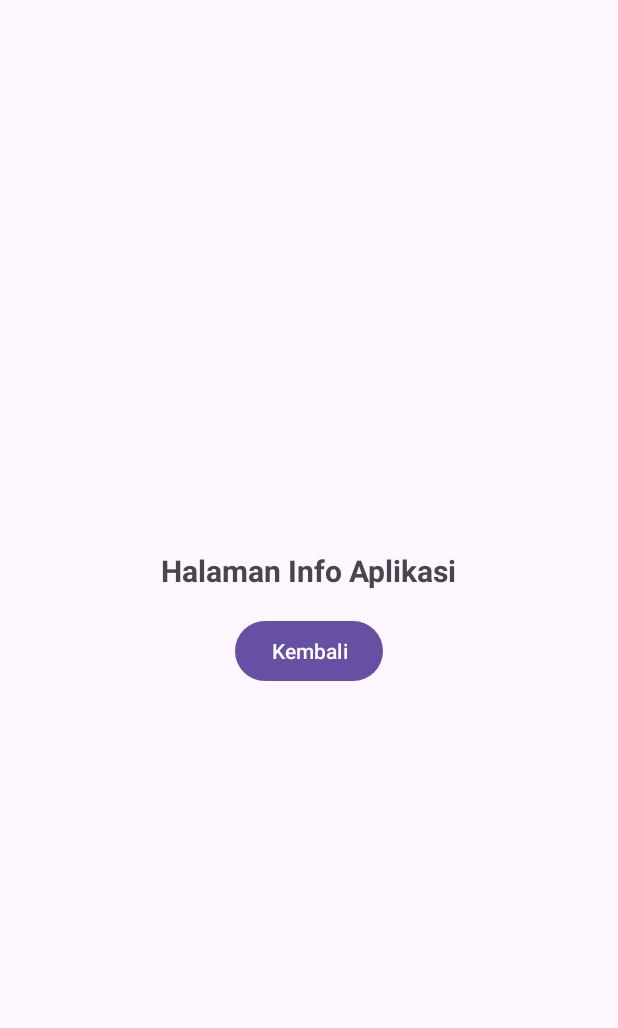
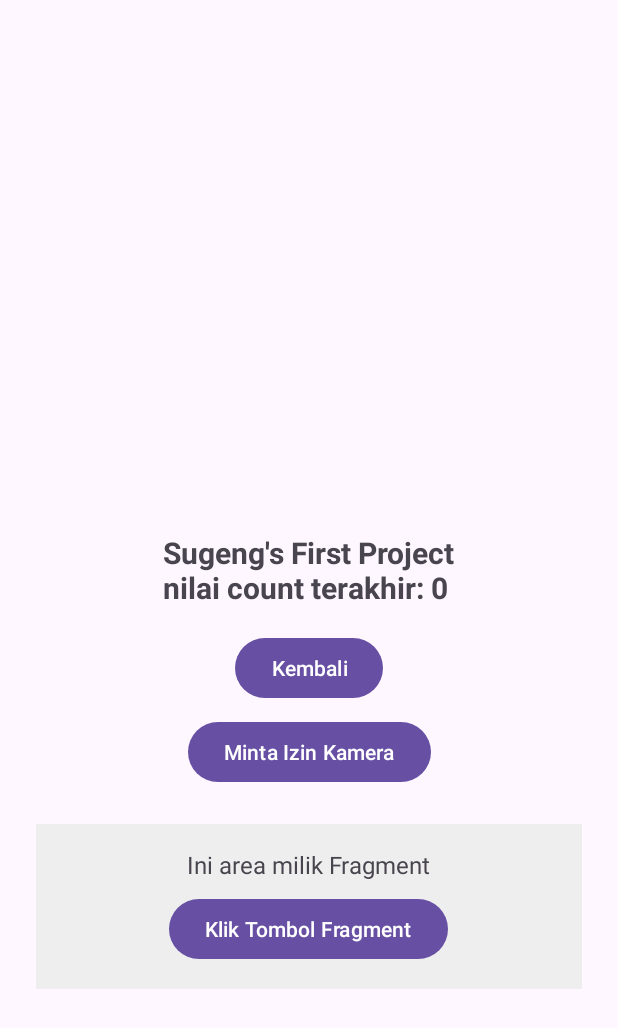
Before and after one commit to sugengharianto123/belajar-android, an Android app: the InfoActivity screen opened directly, with no data from a screen before it, on a phone screen of 412 x 824 dp. Shown: the top 1028 px of the screen. Run offline under Robolectric (Android 15) with nearby library versions, the phone set to English and light mode, and no system bars.

Commit message:
feat: ujicoba

```diff
--- a/app/src/main/AndroidManifest.xml
+++ b/app/src/main/AndroidManifest.xml
@@ -1,6 +1,12 @@
 <?xml version="1.0" encoding="utf-8"?>
 <manifest xmlns:android="http://schemas.android.com/apk/res/android"
     xmlns:tools="http://schemas.android.com/tools">
+    <uses-feature
+        android:name="android.hardware.camera"
+        android:required="false" />
+    <uses-permission android:name="android.permission.INTERNET"/>
+    <uses-permission android:name="android.permission.CAMERA"/>
+
 
     <application
         android:allowBackup="true"
--- /dev/null
+++ b/app/src/main/java/com/example/sugengsfirstproject/CatatanFragment.java
@@ -0,0 +1,31 @@
+package com.example.sugengsfirstproject;
+
+import android.os.Bundle;
+import android.view.View;
+import android.widget.Button;
+import android.widget.TextView;
+import android.widget.Toast;
+
+import androidx.annotation.NonNull;
+import androidx.annotation.Nullable;
+import androidx.fragment.app.Fragment;
+
+public class CatatanFragment extends Fragment {
+
+    public CatatanFragment() {
+        super(R.layout.fragment_catatan);
+    }
+
+    @Override
+    public void onViewCreated(@NonNull View view, @Nullable Bundle savedInstanceState) {
+        super.onViewCreated(view, savedInstanceState);
+
+        TextView tvCatatan = view.findViewById(R.id.tvCatatan);
+        Button btnUbahCatatan = view.findViewById(R.id.btnUbahCatatan);
+
+        btnUbahCatatan.setOnClickListener(v -> {
+            tvCatatan.setText("Teks ini diubah dari dalam Fragment!");
+            Toast.makeText(requireContext(), "Tombol Fragment diklik!", Toast.LENGTH_SHORT).show();
+        });
+    }
+}
--- a/app/src/main/java/com/example/sugengsfirstproject/InfoActivity.java
+++ b/app/src/main/java/com/example/sugengsfirstproject/InfoActivity.java
@@ -9,10 +9,29 @@ import androidx.core.graphics.Insets;
 import androidx.core.view.ViewCompat;
 import androidx.core.view.WindowInsetsCompat;
 
+import android.widget.TextView;
+
+import android.Manifest;
+import android.content.pm.PackageManager;
+import android.widget.Toast;
+
+import androidx.activity.result.ActivityResultLauncher;
+import androidx.activity.result.contract.ActivityResultContracts;
+import androidx.core.content.ContextCompat;
+
 public class InfoActivity extends AppCompatActivity {
+
+    private final ActivityResultLauncher<String> izinKameraLauncher = registerForActivityResult(new ActivityResultContracts.RequestPermission(), isGranted -> {
+        if (isGranted) {
+            Toast.makeText(InfoActivity.this, "Izin Kamera DIBERIKAN!", Toast.LENGTH_SHORT).show();
+        } else {
+            Toast.makeText(InfoActivity.this, "Izin Kamera DITOLAK!", Toast.LENGTH_SHORT).show();
+        }
+    });
 
     @Override
     protected void onCreate(Bundle savedInstanceState) {
+
         super.onCreate(savedInstanceState);
         EdgeToEdge.enable(this);
         setContentView(R.layout.activity_info);
@@ -23,7 +42,34 @@ public class InfoActivity extends AppCompatActivity {
             return insets;
         });
 
+        TextView tvInfoJudul = findViewById(R.id.tvInfoJudul);
+
+        // mengambil data titipan dari intent (0 adalah default jika data tidak ditemukan)
+        int nilaiDariMain = getIntent().getIntExtra("EXTRA_COUNT", 0);
+
+        //memanfaatkan context untuk mengambil teks dari res/value/strings.xml
+        String namaAplikasi = getString(R.string.app_name);
+
+        tvInfoJudul.setText(namaAplikasi + "\nnilai count terakhir: " + nilaiDariMain);
+
         Button btnKembali = findViewById(R.id.btnKembali);
         btnKembali.setOnClickListener(v -> finish());
+
+        //tombol kamera
+        Button btnCekKamera = findViewById(R.id.btnCekKamera);
+        btnCekKamera.setOnClickListener(v -> {
+            if (ContextCompat.checkSelfPermission(InfoActivity.this, Manifest.permission.CAMERA)
+                    == PackageManager.PERMISSION_GRANTED) {
+                Toast.makeText(InfoActivity.this, "Kamera sudah diizinkan sebelumnya!", Toast.LENGTH_SHORT).show();
+            } else {
+                izinKameraLauncher.launch(Manifest.permission.CAMERA);
+            }
+        });
+        if (savedInstanceState == null) {
+            getSupportFragmentManager()
+                    .beginTransaction()
+                    .replace(R.id.fragmentContainer, new CatatanFragment())
+                    .commit();
+        }
     }
 }
--- a/app/src/main/res/layout/activity_info.xml
+++ b/app/src/main/res/layout/activity_info.xml
@@ -29,4 +29,25 @@
         app:layout_constraintStart_toStartOf="parent"
         app:layout_constraintTop_toBottomOf="@+id/tvInfoJudul" />
 
+    <Button
+        android:id="@+id/btnCekKamera"
+        android:layout_width="wrap_content"
+        android:layout_height="wrap_content"
+        android:layout_marginTop="8dp"
+        android:text="Minta Izin Kamera"
+        app:layout_constraintEnd_toEndOf="parent"
+        app:layout_constraintStart_toStartOf="parent"
+        app:layout_constraintTop_toBottomOf="@+id/btnKembali" />
+
+
+    <androidx.fragment.app.FragmentContainerView
+        android:id="@+id/fragmentContainer"
+        android:layout_width="0dp"
+        android:layout_height="wrap_content"
+        android:layout_marginHorizontal="24dp"
+        android:layout_marginTop="24dp"
+        app:layout_constraintEnd_toEndOf="parent"
+        app:layout_constraintStart_toStartOf="parent"
+        app:layout_constraintTop_toBottomOf="@+id/btnCekKamera" />
+
 </androidx.constraintlayout.widget.ConstraintLayout>
--- /dev/null
+++ b/app/src/main/res/layout/fragment_catatan.xml
@@ -0,0 +1,24 @@
+<?xml version="1.0" encoding="utf-8"?>
+<LinearLayout xmlns:android="http://schemas.android.com/apk/res/android"
+    android:layout_width="match_parent"
+    android:layout_height="wrap_content"
+    android:background="#EEEEEE"
+    android:gravity="center"
+    android:orientation="vertical"
+    android:padding="16dp">
+
+    <TextView
+        android:id="@+id/tvCatatan"
+        android:layout_width="wrap_content"
+        android:layout_height="wrap_content"
+        android:text="Ini area milik Fragment"
+        android:textSize="16sp" />
+
+    <Button
+        android:id="@+id/btnUbahCatatan"
+        android:layout_width="wrap_content"
+        android:layout_height="wrap_content"
+        android:layout_marginTop="8dp"
+        android:text="Klik Tombol Fragment" />
+
+</LinearLayout>
```
Also changed, not shown: app/src/main/java/com/example/sugengsfirstproject/MainActivity.java (+36 -8 lines).
